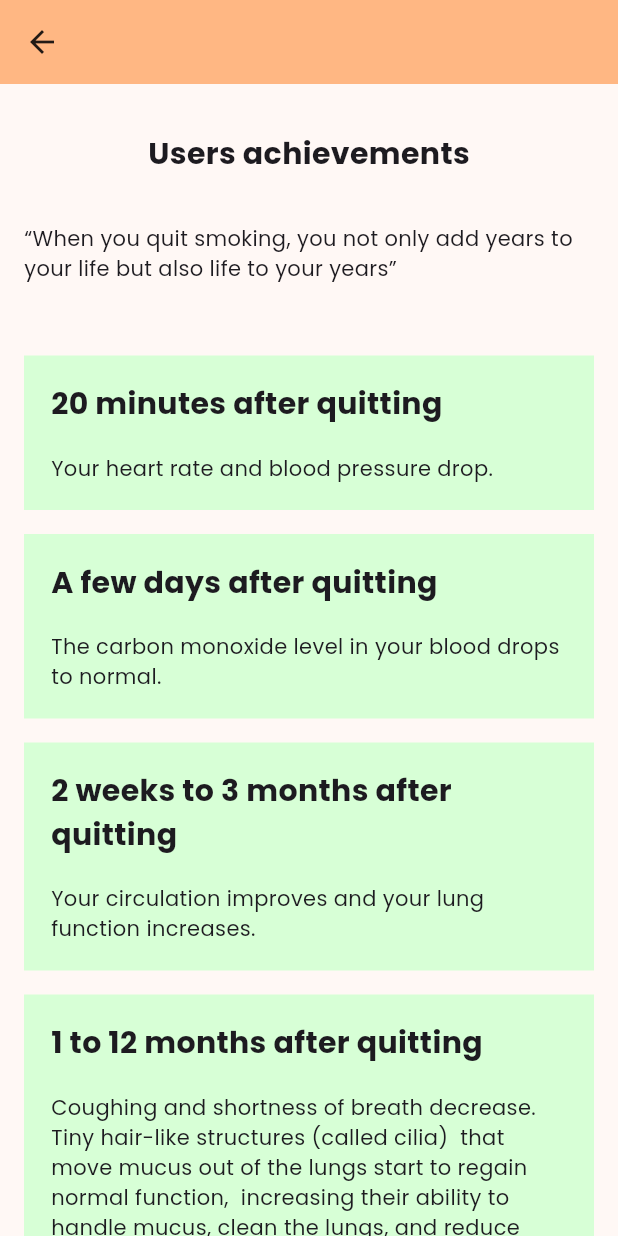
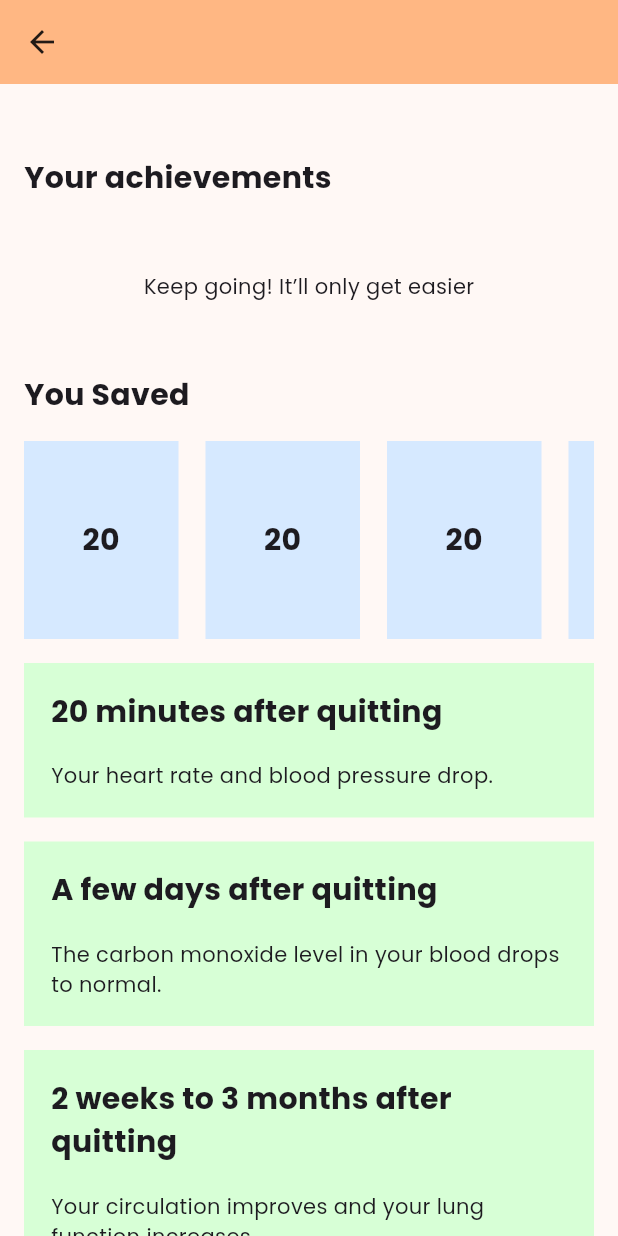
Before and after one commit to Toby-van-Berkum/stopit_frontend, a Flutter app: the ProfilePage screen opened directly with empty values, on a phone screen of 412 x 824 dp. Run offline on Flutter 3.47's test engine with Material 3 defaults, Android fonts, the phone set to English and light mode, and no system bars; our stand-ins replace google_fonts; missing offline and left inert: dart:ffi.

Commit message:
Added styling profile_page.dart

```diff
--- a/lib/pages/globals.dart
+++ b/lib/pages/globals.dart
@@ -98,13 +98,13 @@ class SingleCardStats extends StatelessWidget {
   }
 }
 
-class SingleCardAchievement extends StatelessWidget {
+class SingleCardAchievementExplanation extends StatelessWidget {
   final String headText;
   final String statsText;
   final double widthCard;
   final bool achievementCompleted;
 
-  const SingleCardAchievement(
+  const SingleCardAchievementExplanation(
       {super.key,
         required this.headText,
         required this.statsText,
@@ -137,6 +137,43 @@ class SingleCardAchievement extends StatelessWidget {
             alignment: Alignment.centerLeft,
             child: Text(statsText, textAlign: TextAlign.start),
           )
+        ],
+      ),
+    );
+  }
+}
+
+class SingleCardAchievement extends StatelessWidget {
+  final String headText;
+  final double widthCard;
+  final Color colorCard;
+
+  const SingleCardAchievement(
+      {super.key,
+        required this.headText,
+        required this.widthCard,
+        required this.colorCard,
+      });
+
+  @override
+  Widget build(BuildContext context) {
+    const double paddingCard = 18.0;
+
+    return Container(
+      margin: const EdgeInsets.only(right: paddingCard),
+      width: widthCard,
+      color: colorCard,
+      child: Column(
+        children: [
+          Container(
+            padding: EdgeInsets.symmetric(vertical: (ScreenSizes.width(context) / 8), horizontal: 0.0),
+            alignment: Alignment.center,
+            child: Text(
+              headText,
+              textAlign: TextAlign.center,
+              style: TextStyle(fontWeight: FontWeight.bold, fontSize: 20),
+            ),
+          ),
         ],
       ),
     );
--- a/lib/pages/profile_page.dart
+++ b/lib/pages/profile_page.dart
@@ -58,26 +58,75 @@ class _ProfilePageState extends State<ProfilePage> {
               Container(
                 margin: EdgeInsets.only(
                     top: customPadding, bottom: customPadding * 2),
-                child: Text('Users achievements',
+                child: Container(
+                  padding: EdgeInsets.only(
+                      top: customPadding,
+                      right: customPadding,
+                      bottom: customPadding),
+                  alignment: Alignment.centerLeft,
+                  child: Text(
+                    'Your achievements',
                     textAlign: TextAlign.start,
-                    style:
-                        TextStyle(fontWeight: FontWeight.bold, fontSize: 20)),
+                    style: TextStyle(fontWeight: FontWeight.bold, fontSize: 20),
+                  ),
+                ),
+              ),
+
+              Row(
+
+              ),
+
+              Container(
+                margin: EdgeInsets.only(bottom: customPadding * 2),
+                child: Text('Keep going! It’ll only get easier'),
               ),
               Container(
-                margin: EdgeInsets.only(bottom: customPadding * 2),
+                padding: EdgeInsets.only(
+                    top: customPadding,
+                    right: customPadding,
+                    bottom: customPadding),
+                alignment: Alignment.centerLeft,
                 child: Text(
-                    '“When you quit smoking, you not only add years to your life '
-                    'but also life to your years”'),
+                  'You Saved',
+                  textAlign: TextAlign.start,
+                  style: TextStyle(fontWeight: FontWeight.bold, fontSize: 20),
+                ),
+              ),
+              SingleChildScrollView(
+                scrollDirection: Axis.horizontal,
+                child: Row(
+                  children: [
+                    SingleCardAchievement(
+                      headText: "20",
+                      widthCard: ScreenSizes.width(context) / 4,
+                      colorCard: AppColors.blue,
+                    ),
+                    SingleCardAchievement(
+                      headText: "20",
+                      widthCard: ScreenSizes.width(context) / 4,
+                      colorCard: AppColors.blue,
+                    ),
+                    SingleCardAchievement(
+                      headText: "20",
+                      widthCard: ScreenSizes.width(context) / 4,
+                      colorCard: AppColors.blue,
+                    ),
+                    SingleCardAchievement(
+                      headText: "20",
+                      widthCard: ScreenSizes.width(context) / 4,
+                      colorCard: AppColors.blue,
+                    ),
+                  ],
+                ),
               ),
               ...List.generate(keysHealthAchievementsExplanations.length, (i) {
                 return Padding(
-                    padding: EdgeInsets.only(top: customPadding),
-                    child: SingleCardAchievement(
-                        headText: keysHealthAchievementsExplanations[i],
-                        statsText: valuesHealthAchievementsExplanations[i],
-                        widthCard: ScreenSizes.width(context),
-                        achievementCompleted: true
-                    ),
+                  padding: EdgeInsets.only(top: customPadding),
+                  child: SingleCardAchievementExplanation(
+                      headText: keysHealthAchievementsExplanations[i],
+                      statsText: valuesHealthAchievementsExplanations[i],
+                      widthCard: ScreenSizes.width(context),
+                      achievementCompleted: true),
                 );
               }),
             ],
```
